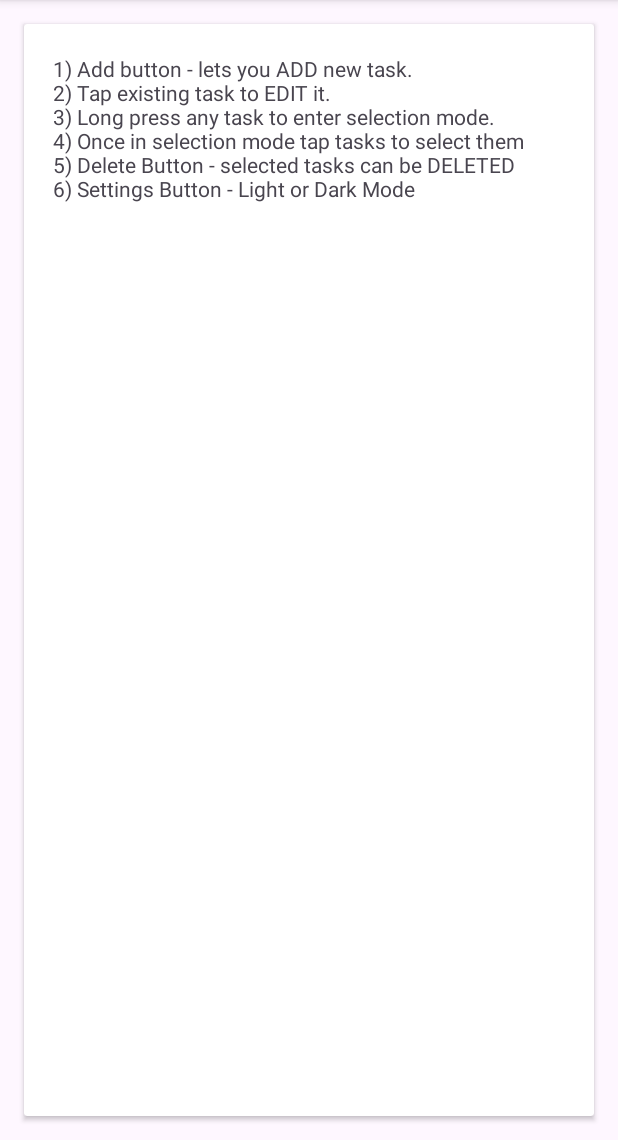
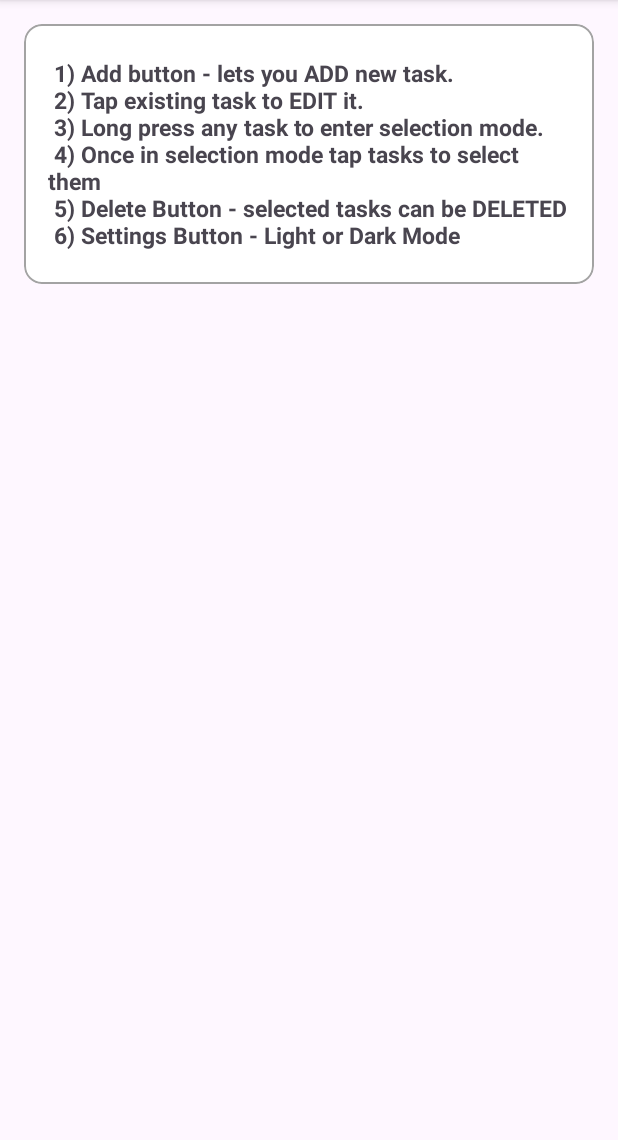
Before and after one commit to LCB2021029-Badri/task_manager_1, an Android app: the screen it shows after launch (MainActivity), after a tap on "Info", on a phone screen of 412 x 824 dp, the part 96-1236 px from its top. Run offline under Robolectric (Android 15) with nearby library versions, the phone set to English and light mode, and no system bars; our stand-ins replace Room's generated code.

Commit message:
final app - 1

```diff
--- a/app/src/main/res/layout/fragment_help.xml
+++ b/app/src/main/res/layout/fragment_help.xml
@@ -6,9 +6,10 @@
     android:layout_height="match_parent"
     tools:context=".ui.list.HelpFragment">
 
-    <androidx.cardview.widget.CardView
+    <com.google.android.material.card.MaterialCardView
         android:layout_width="match_parent"
-        android:layout_height="match_parent"
+        android:layout_height="wrap_content"
+        app:strokeColor="@color/grey"
         android:layout_margin="16dp">
 
         <androidx.constraintlayout.widget.ConstraintLayout
@@ -23,6 +24,8 @@
             <TextView
                 android:layout_width="match_parent"
                 android:layout_height="match_parent"
+                android:textSize="15sp"
+                android:textStyle="bold"
                 android:text="@string/myString"
                 app:layout_constraintBottom_toBottomOf="parent"
                 app:layout_constraintEnd_toEndOf="parent"
@@ -33,6 +36,6 @@
 
         </androidx.constraintlayout.widget.ConstraintLayout>
 
-    </androidx.cardview.widget.CardView>
+    </com.google.android.material.card.MaterialCardView>
 
 </FrameLayout>
--- a/app/src/main/res/layout/task_item.xml
+++ b/app/src/main/res/layout/task_item.xml
@@ -1,9 +1,10 @@
 <?xml version="1.0" encoding="utf-8"?>
-<androidx.cardview.widget.CardView xmlns:android="http://schemas.android.com/apk/res/android"
+<com.google.android.material.card.MaterialCardView xmlns:android="http://schemas.android.com/apk/res/android"
     android:layout_width="match_parent"
     android:layout_height="wrap_content"
     xmlns:tool="http://schemas.android.com/tools"
     xmlns:app="http://schemas.android.com/apk/res-auto"
+    app:strokeColor="@color/grey"
     android:layout_margin="8dp">
 
     <androidx.constraintlayout.widget.ConstraintLayout
@@ -66,4 +67,4 @@
 
 
     </androidx.constraintlayout.widget.ConstraintLayout>
-</androidx.cardview.widget.CardView>
+</com.google.android.material.card.MaterialCardView>
--- a/app/src/main/res/values/colors.xml
+++ b/app/src/main/res/values/colors.xml
@@ -9,4 +9,5 @@
     <color name="priority_low">#AE8BC34A</color>
 
     <color name="selected_item">#A154C9FD</color>
+    <color name="grey">#A16E6E6E</color>
 </resources>
```
Also changed, not shown: app/src/main/java/com/example/taskmanager/ui/list/TaskAdapter.kt (+7 -6 lines).
